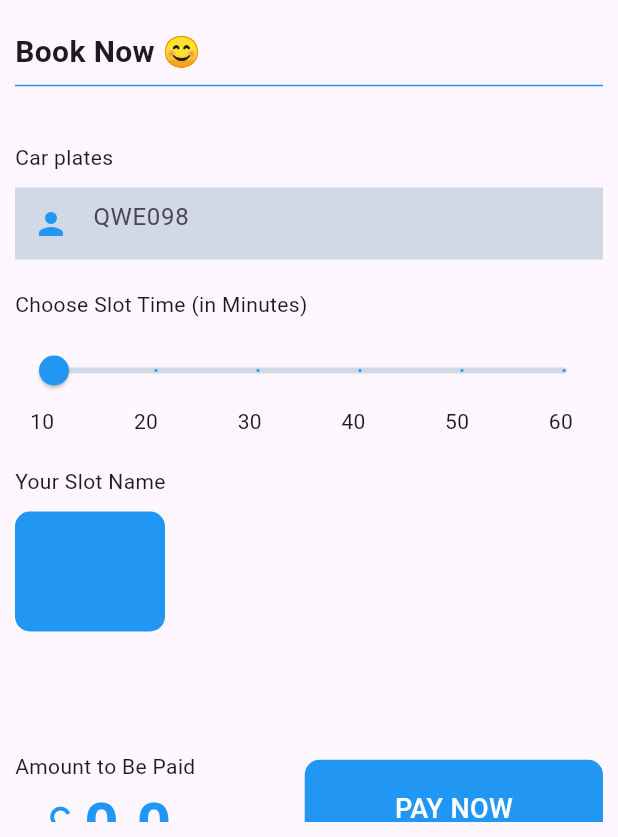
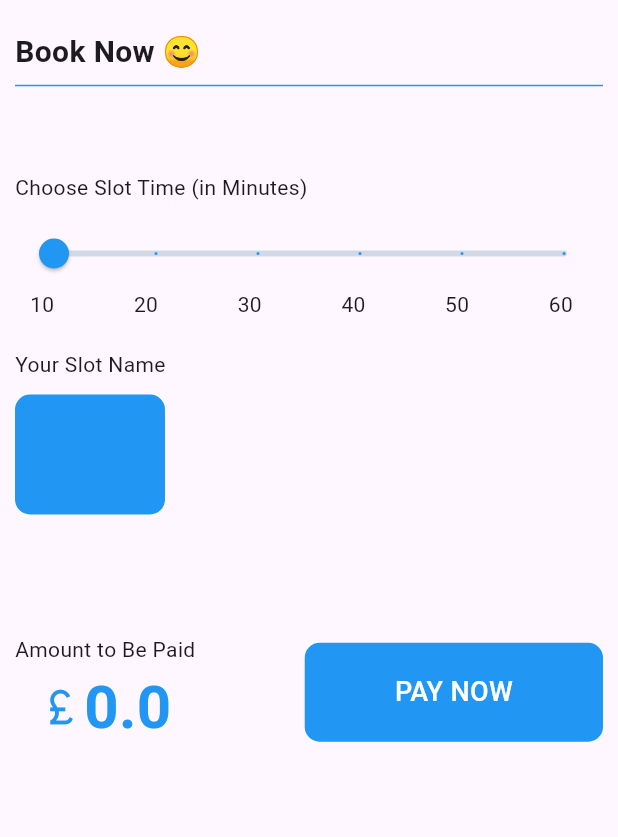
Before and after one commit to Pchelalala/smart_parking_app, a Flutter app: the BookingPage screen opened directly with empty values, on a phone screen of 412 x 824 dp, the part 399-1236 px from its top. Run offline on Flutter 3.47's test engine with Material 3 defaults, Android fonts, the phone set to English and light mode, and no system bars; our stand-ins replace cloud_firestore, firebase_auth, firebase_core, fluttertoast, font_awesome_flutter, google_sign_in and 1 more; missing offline and left inert: another_dashed_container; accounts and stored records are empty.

Commit message:
fix booking screen

```diff
--- a/lib/screens/booking_screen.dart
+++ b/lib/screens/booking_screen.dart
@@ -73,32 +73,7 @@ class _BookingPageState extends State<BookingPage> {
                   thickness: 1,
                   color: Colors.blue,
                 ),
-                const SizedBox(height: 30),
-                const Row(
-                  children: [
-                    Text("Car plates"),
-                  ],
-                ),
-                const SizedBox(height: 10),
-                Row(
-                  children: [
-                    Expanded(
-                      child: TextFormField(
-                        decoration: const InputDecoration(
-                          fillColor: Color(0xFFD1D9E6),
-                          filled: true,
-                          border: InputBorder.none,
-                          prefixIcon: Icon(
-                            Icons.person,
-                            color: Colors.blue,
-                          ),
-                          hintText: "QWE098",
-                        ),
-                      ),
-                    ),
-                  ],
-                ),
-                const SizedBox(height: 20),
+                const SizedBox(height: 50),
                 const Row(
                   children: [
                     Text("Choose Slot Time (in Minutes)"),
```
